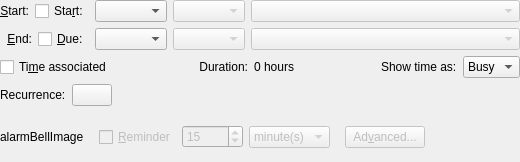
Before: the Qt Designer form incidenceeditor-ng/incidencedatetime.ui in chusopr/kdepim-ktimetracker-akonadi, drawn with Qt 5.
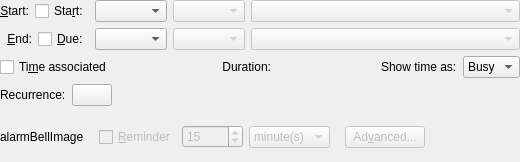
After: the same form once the commit is applied. Custom widgets are drawn as their Qt base class.

Commit message:
More work on the date/time editor in order to integrate some of the Event specific code.
- Add active date setter which is used to calculate the actual start time
  of an incidence when it reccurs.
- React on start time change and move the end time if needed.
- Don't only save the time spec on load, but also the calculated time and
  date of start and end date/time.
- Simplify isDirty() for both.
- Remove commented out code for now.
- Implement load( Event )
- Add method that update the duration label correctly.

Diff of the .ui file:
```diff
--- a/incidenceeditor-ng/incidencedatetime.ui
+++ b/incidenceeditor-ng/incidencedatetime.ui
@@ -187,7 +187,7 @@
       </spacer>
      </item>
      <item>
-      <widget class="QLabel" name="mDurationExplLabel">
+      <widget class="QLabel" name="mDurationLabel">
        <property name="text">
         <string>Duration:</string>
        </property>
@@ -196,13 +196,6 @@
        </property>
       </widget>
      </item>
-     <item>
-      <widget class="QLabel" name="mDurationLabel">
-       <property name="text">
-        <string>0 hours</string>
-       </property>
-      </widget>
-     </item>
      <item>
       <spacer name="horizontalSpacer_3">
        <property name="orientation">
```
The commit also changes 2 other files.
